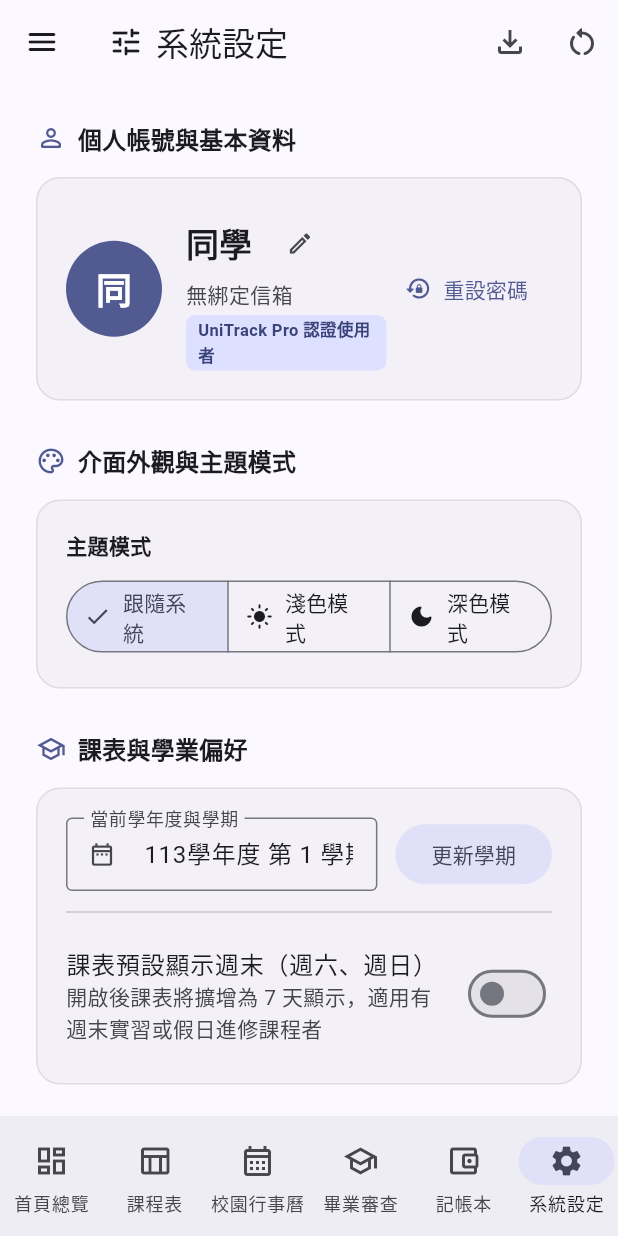
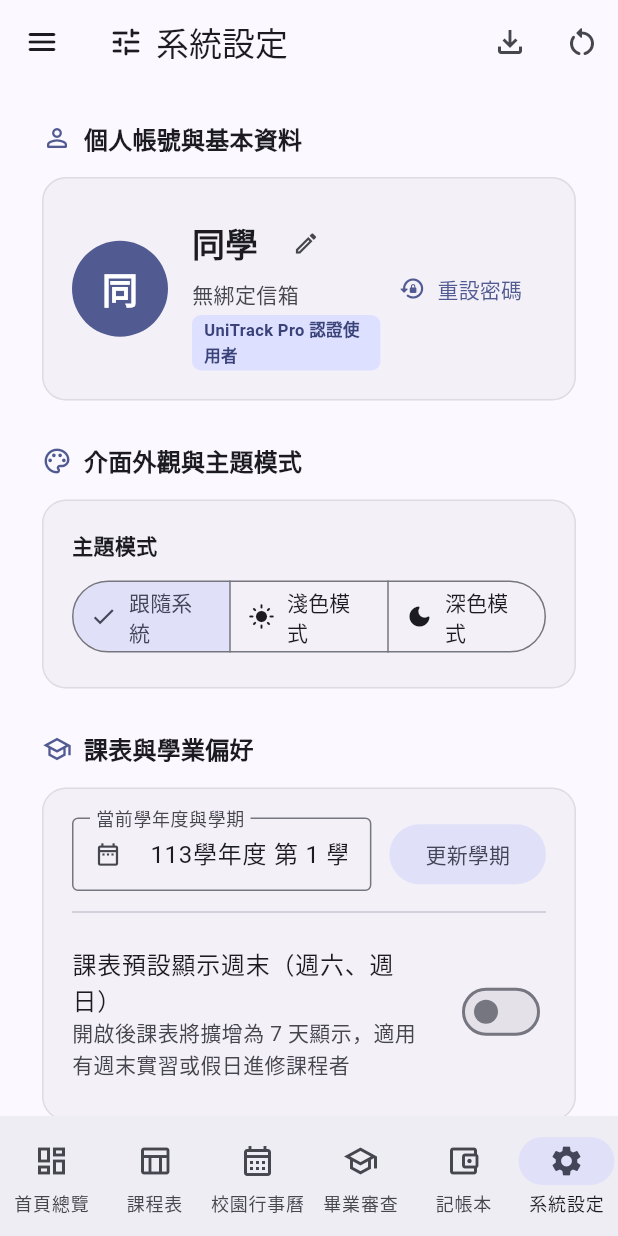
Before and after one commit to ZhaoHong04126/unitrack_app_2, a Flutter app: the screen it shows once a user with an empty profile is signed in, item 6 of the bottom bar chosen, on a phone screen of 412 x 824 dp. Run offline on Flutter 3.47's test engine with Material 3 defaults, Android fonts, the phone set to English and light mode, and no system bars; our stand-ins replace cloud_firestore, firebase_auth, firebase_core, shared_preferences; accounts and stored records are empty; generated files the repository leaves out were written again.

Commit message:
v0.11.0 : fix(settings): 精簡設定畫面佈局，移除不必要的包裝元件

```diff
--- a/lib/screens/settings_screen.dart
+++ b/lib/screens/settings_screen.dart
@@ -320,12 +320,9 @@ class _SettingsScreenState extends State<SettingsScreen> {
           ),
         ],
       ),
-      body: Center(
-        child: ConstrainedBox(
-          constraints: const BoxConstraints(maxWidth: 960),
-          child: ListView(
-            padding: const EdgeInsets.symmetric(horizontal: 20, vertical: 24),
-            children: [
+      body: ListView(
+        padding: const EdgeInsets.symmetric(horizontal: 24, vertical: 24),
+        children: [
               // 1. 個人檔案與身分卡片
               _buildSectionHeader('個人帳號與基本資料', Icons.person_outline_rounded),
               _buildProfileCard(context, colorScheme),
@@ -371,8 +368,6 @@ class _SettingsScreenState extends State<SettingsScreen> {
               const SizedBox(height: 36),
             ],
           ),
-        ),
-      ),
     );
   }
 
```
